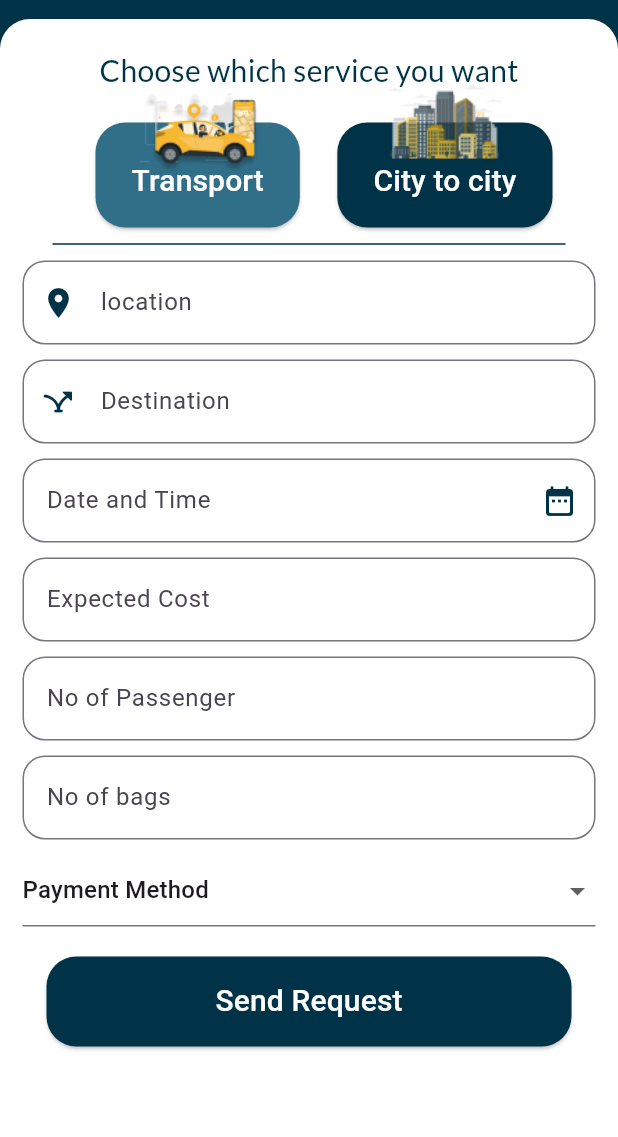
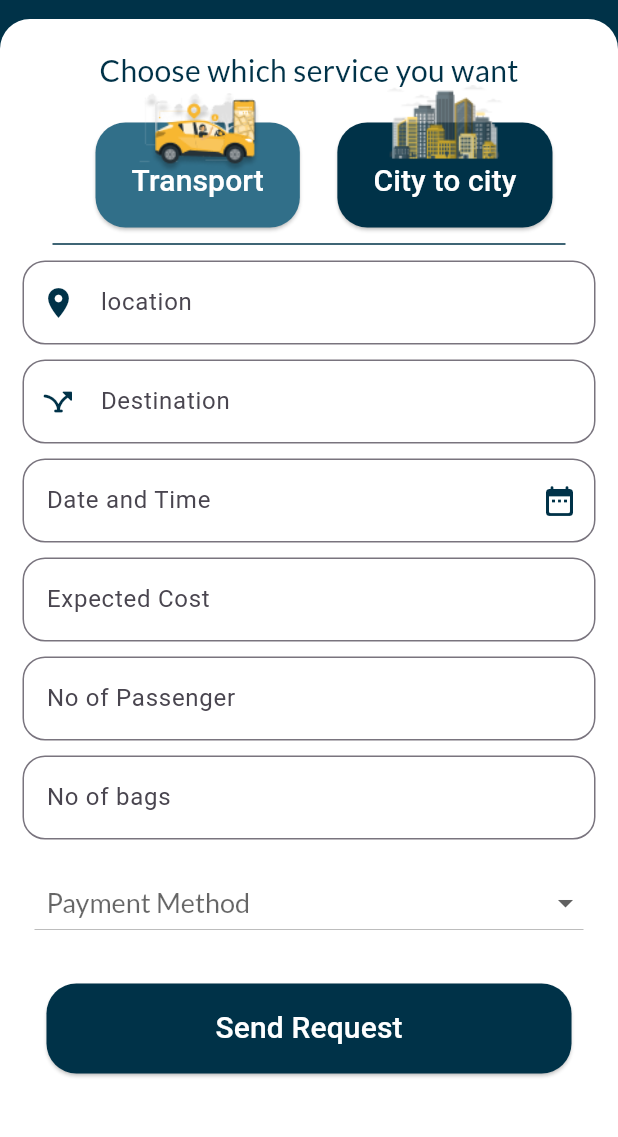
Before and after one commit to Norhanahmed38/Mute_Motion, a Flutter app: the Requests screen opened directly, after a tap on "City to city", on a phone screen of 412 x 824 dp, the part 65-1202 px from its top. Run offline on Flutter 3.47's test engine with Material 3 defaults, Android fonts, the phone set to English and light mode, and no system bars; our stand-ins replace datetime_picker_formfield_new, flutter_rating_bar, flutter_svg, font_awesome_flutter, go_router, google_fonts and 1 more.

Commit message:
Request update

```diff
--- /dev/null
+++ b/lib/features/requests/presentation/views/widgets/custom_drop_downn.dart
@@ -0,0 +1,89 @@
+import 'package:flutter/material.dart';
+import 'package:flutter/src/widgets/container.dart';
+import 'package:flutter/src/widgets/framework.dart';
+import 'package:google_fonts/google_fonts.dart';
+import 'package:mute_motion_passenger/constants.dart';
+
+class CustomDropDownn extends StatefulWidget {
+  CustomDropDownn({super.key});
+
+  @override
+  State<CustomDropDownn> createState() => _CustomDropDownState();
+}
+
+class _CustomDropDownState extends State<CustomDropDownn> {
+  String? dropdownValue;
+
+  @override
+  Widget build(BuildContext context) {
+    return Padding(
+      padding: const EdgeInsets.all(8.0),
+      child: Container(
+        height: 50,
+        width: double.infinity,
+        decoration: BoxDecoration(
+          borderRadius: BorderRadius.circular(10),
+          color: Colors.white,
+        ),
+        child: DropdownButton(
+            isExpanded: true,
+            hint: const Padding(
+              padding: EdgeInsets.only(left: 8.0),
+              child: Text('Payment Method',
+                  style: (TextStyle(
+                    fontSize: 18,
+                  ))),
+            ),
+            value: dropdownValue,
+            /* icon: const Padding(
+                                padding: EdgeInsets.only(right: 5),
+                                child: Icon(Icons.arrow_downward),
+                              ), */
+            elevation: 0,
+            style: GoogleFonts.lato(color: kPrimaryColor),
+            onChanged: (String? value) {
+              // This is called when the user selects an item.
+              setState(() {
+                dropdownValue = value!;
+              });
+            },
+            items: [
+              DropdownMenuItem(
+                child: Padding(
+                  padding: const EdgeInsets.only(left: 8.0),
+                  child: Row(
+                    mainAxisAlignment: MainAxisAlignment.start,
+                    children: [
+                      Icon(Icons.call_to_action_rounded),
+                      Text(" VISA",
+                          style: (TextStyle(
+                            fontSize: 18,
+                          ))),
+                    ],
+                  ),
+                ),
+                value: "VISA",
+              ),
+              DropdownMenuItem(
+                child: Padding(
+                  padding: const EdgeInsets.only(left: 8.0),
+                  child: Row(
+                    mainAxisAlignment: MainAxisAlignment.start,
+                    children: [
+                      Icon(Icons.attach_money_sharp),
+                      Text(
+                        "CASH",
+                        style: (TextStyle(
+                          fontSize: 18,
+                        )),
+                      ),
+                    ],
+                  ),
+                ),
+                value: " CASH",
+              ),
+            ]),
+      ),
+    );
+  }
+}
--- a/lib/features/requests/presentation/views/widgets/requests_body.dart
+++ b/lib/features/requests/presentation/views/widgets/requests_body.dart
@@ -5,6 +5,7 @@ import 'package:flutter/src/widgets/framework.dart';
 import 'package:mute_motion_passenger/constants.dart';
 import 'package:mute_motion_passenger/features/navdrawer/presentation/views/nav_drawer_view.dart';
 import 'package:intl/intl.dart';
+import 'package:mute_motion_passenger/features/requests/presentation/views/widgets/custom_drop_downn.dart';
 import 'package:mute_motion_passenger/features/requests/presentation/views/widgets/requsts.dart';
 
 class RequestsBody extends StatefulWidget {
@@ -15,7 +16,7 @@ class RequestsBody extends StatefulWidget {
 }
 
 class _RequestsBodyState extends State<RequestsBody> {
-    bool btnPressed = false;
+  bool btnPressed = false;
 
   static var formKey = GlobalKey<FormState>();
   var locationController = TextEditingController();
@@ -100,7 +101,7 @@ class _RequestsBodyState extends State<RequestsBody> {
                               onPressed: () {
                                 navigateTo(context, Requests());
                               },
-                              child:  Column(
+                              child: Column(
                                 children: [
                                   SizedBox(
                                     height: 8,
@@ -143,7 +144,7 @@ class _RequestsBodyState extends State<RequestsBody> {
                                 backgroundColor: kPrimaryColor,
                               ),
                               onPressed: () {},
-                              child:  Column(
+                              child: Column(
                                 children: [
                                   SizedBox(
                                     height: 8,
@@ -312,22 +313,23 @@ class _RequestsBodyState extends State<RequestsBody> {
                 SizedBox(
                   height: 10,
                 ),
-                DropdownButtonFormField(
-                  dropdownColor: Colors.grey[200],
-                  value: dropdownvalue,
-                  icon: Icon(Icons.arrow_drop_down),
-                  items: items.map((String items) {
-                    return DropdownMenuItem(
-                      value: items,
-                      child: Text(items),
-                    );
-                  }).toList(),
-                  onChanged: (String? newValue) {
-                    setState(() {
-                      dropdownvalue = newValue!;
-                    });
-                  },
-                ),
+                // DropdownButtonFormField(
+                //   dropdownColor: Colors.grey[200],
+                //   value: dropdownvalue,
+                //   icon: Icon(Icons.arrow_drop_down),
+                //   items: items.map((String items) {
+                //     return DropdownMenuItem(
+                //       value: items,
+                //       child: Text(items),
+                //     );
+                //   }).toList(),
+                //   onChanged: (String? newValue) {
+                //     setState(() {
+                //       dropdownvalue = newValue!;
+                //     });
+                //   },
+                // ),
+                CustomDropDownn(),
                 SizedBox(
                   height: 20,
                 ),
--- a/lib/features/requests/presentation/views/widgets/requsts.dart
+++ b/lib/features/requests/presentation/views/widgets/requsts.dart
@@ -4,6 +4,7 @@ import 'package:mute_motion_passenger/constants.dart';
 import 'package:mute_motion_passenger/features/navdrawer/presentation/views/nav_drawer_view.dart';
 import 'package:mute_motion_passenger/features/requests/presentation/views/requests_view.dart';
 import 'package:intl/intl.dart';
+import 'package:mute_motion_passenger/features/requests/presentation/views/widgets/custom_drop_downn.dart';
 
 class Requests extends StatefulWidget {
   const Requests({super.key});
@@ -95,7 +96,7 @@ class _RequestsState extends State<Requests> {
                                 backgroundColor: kPrimaryColor,
                               ),
                               onPressed: () {},
-                              child:  Column(
+                              child: Column(
                                 children: [
                                   SizedBox(
                                     height: 8,
@@ -140,7 +141,7 @@ class _RequestsState extends State<Requests> {
                               onPressed: () {
                                 navigateTo(context, RequestsScreenView());
                               },
-                              child:  Column(
+                              child: Column(
                                 children: const [
                                   SizedBox(
                                     height: 8,
@@ -273,22 +274,23 @@ class _RequestsState extends State<Requests> {
                 SizedBox(
                   height: 10,
                 ),
-                DropdownButtonFormField(
-                  dropdownColor: Colors.grey[200],
-                  value: dropdownvalue,
-                  icon: Icon(Icons.arrow_drop_down),
-                  items: items.map((String items) {
-                    return DropdownMenuItem(
-                      value: items,
-                      child: Text(items),
-                    );
-                  }).toList(),
-                  onChanged: (String? newValue) {
-                    setState(() {
-                      dropdownvalue = newValue!;
-                    });
-                  },
-                ),
+                // DropdownButtonFormField(
+                //   dropdownColor: Colors.grey[200],
+                //   value: dropdownvalue,
+                //   icon: Icon(Icons.arrow_drop_down),
+                //   items: items.map((String items) {
+                //     return DropdownMenuItem(
+                //       value: items,
+                //       child: Text(items),
+                //     );
+                //   }).toList(),
+                //   onChanged: (String? newValue) {
+                //     setState(() {
+                //       dropdownvalue = newValue!;
+                //     });
+                //   },
+                // ),
+                CustomDropDownn(),
                 SizedBox(
                   height: 20,
                 ),
--- a/lib/main.dart
+++ b/lib/main.dart
@@ -23,13 +23,13 @@ class MyApp extends StatelessWidget {
   @override
   Widget build(BuildContext context) {
     return MaterialApp(
-
       /* theme: ThemeData.dark().copyWith(
         scaffoldBackgroundColor: kPrimaryColor,
 
       ), */
       debugShowCheckedModeBanner: false,
-      home: LoginScreenView(),
+      home: SplashView(),
     );
   }
 }
+//home: Splach,
```
Also changed, not shown: pubspec.lock, 2 other files.
